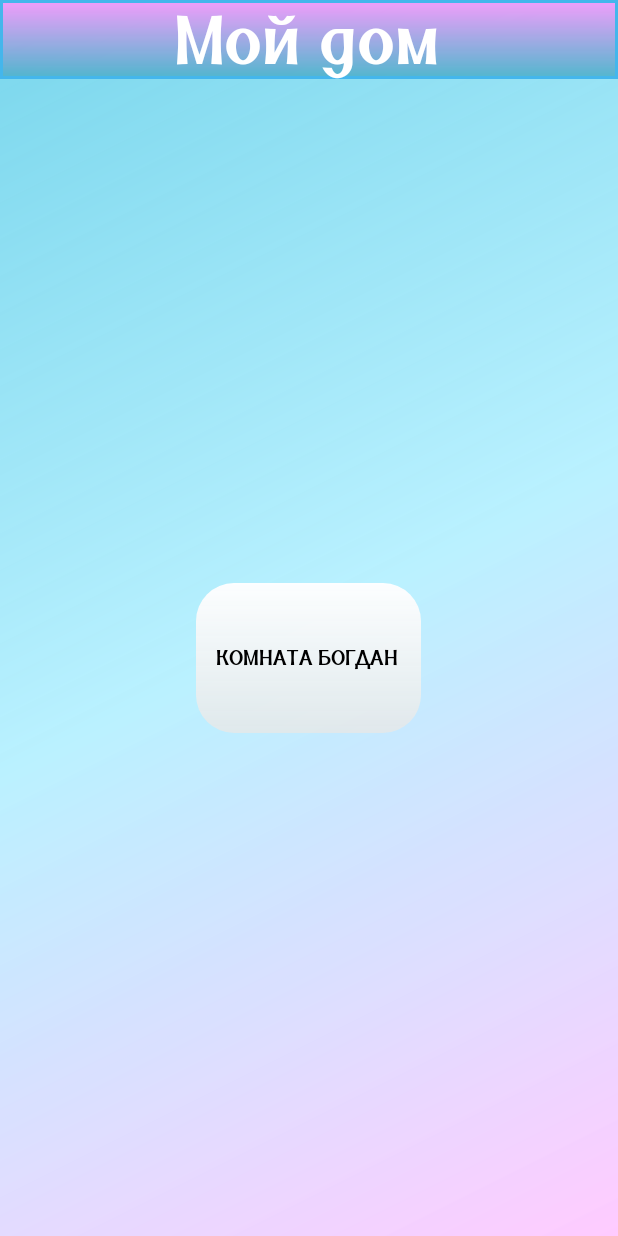
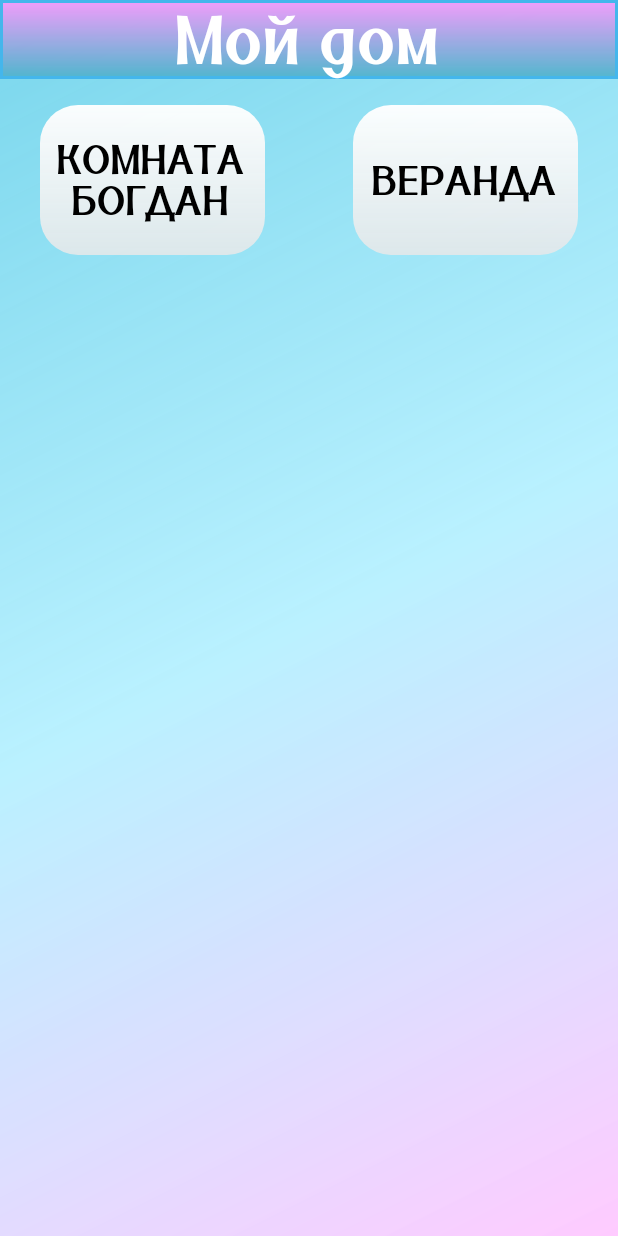
Before and after one commit to Bogdan-Taran/MyApp, an Android app: the screen it shows after launch (TheHomeActivity), on a phone screen of 412 x 824 dp. Run offline under Robolectric (Android 15) with nearby library versions, the phone set to English and light mode, and no system bars.

Commit message:
One Button - room bogdan

```diff
--- a/app/src/main/res/layout/activity_the_home.xml
+++ b/app/src/main/res/layout/activity_the_home.xml
@@ -22,34 +22,51 @@
         app:layout_constraintStart_toStartOf="parent"
         app:layout_constraintTop_toTopOf="parent" />
 
-
-
-
-    <LinearLayout
+    <ScrollView
         android:layout_width="match_parent"
-        android:layout_height="wrap_content"
-        android:orientation="vertical"
-        app:layout_constraintBottom_toBottomOf="parent"
+        android:layout_height="500sp"
+        android:layout_marginStart="1dp"
+        android:layout_marginTop="1dp"
+        android:layout_marginEnd="1dp"
         app:layout_constraintEnd_toEndOf="parent"
         app:layout_constraintStart_toStartOf="parent"
         app:layout_constraintTop_toBottomOf="@+id/text_top_my_home">
+
+
+        <FrameLayout
+            android:layout_width="match_parent"
+            android:layout_height="wrap_content">
 
             <androidx.appcompat.widget.AppCompatButton
                 android:id="@+id/room_bogdan"
                 android:layout_width="150sp"
                 android:layout_height="100sp"
-            android:layout_gravity="center"
+                android:layout_marginStart="@dimen/activity_horizontal_margin"
+                android:layout_marginTop="@dimen/activity_vertical_margin"
                 android:background="@drawable/gradient_for_buttons"
                 android:fontFamily="@font/beauty_font_rus"
-            android:padding="0sp"
-            android:text="@string/room_bogdan"
+                android:text="Комната Богдан"
+                android:textColor="@color/black"
+                android:textSize="@dimen/text_size_names_of_rooms"
+                android:layout_gravity="start"
+                />
 
+            <androidx.appcompat.widget.AppCompatButton
+                android:id="@+id/veranda"
+                android:layout_width="150sp"
+                android:layout_height="100sp"
+                android:layout_marginTop="@dimen/activity_vertical_margin"
+                android:layout_gravity="end"
+                android:background="@drawable/gradient_for_buttons"
+                android:fontFamily="@font/beauty_font_rus"
+                android:text="Веранда"
                 android:textColor="@color/black"
-            app:layout_constraintBottom_toBottomOf="parent"
-            app:layout_constraintEnd_toEndOf="parent" />
+                android:textSize="@dimen/text_size_names_of_rooms"
+                android:layout_marginEnd="@dimen/activity_horizontal_margin"/>
 
+        </FrameLayout>
 
-    </LinearLayout>
+    </ScrollView>
 
 
 </androidx.constraintlayout.widget.ConstraintLayout>
--- a/app/src/main/res/values/dimens.xml
+++ b/app/src/main/res/values/dimens.xml
@@ -1,8 +1,8 @@
 <resources>
     <!-- Default screen margins, per the Android Design guidelines. -->
-    <dimen name="activity_horizontal_margin">16dp</dimen>
-    <dimen name="activity_vertical_margin">16dp</dimen>
-    <dimen name="text_size_names_of_activities_inTop">45sp</dimen>
+    <dimen name="activity_horizontal_margin">25sp</dimen>
+    <dimen name="activity_vertical_margin">16sp</dimen>
+    <dimen name="text_size_names_of_activities_inTop">45sp</dimen>  //размер шрифта для верхней надписи на страницах
     <dimen name="text_size_names_of_rooms">27sp</dimen>
     <dimen name="text_size_of_number_gadgets">15sp</dimen>
 </resources>
```
Lines whose indentation alone changed are shown as unchanged.
